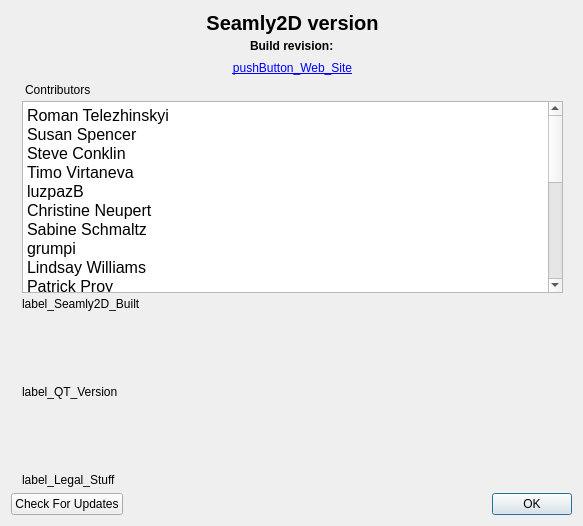
First picture: the form in src/app/seamly2d/dialogs/dialogaboutapp.ui, repository FashionFreedom/Seamly2D, before the edit.
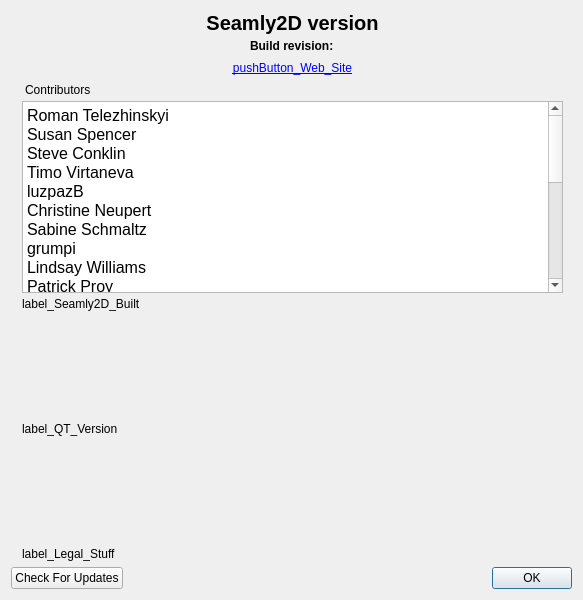
Second picture: the form after the edit. Icons and pictures are not drawn.

```diff
--- a/src/app/seamly2d/dialogs/dialogaboutapp.ui
+++ b/src/app/seamly2d/dialogs/dialogaboutapp.ui
@@ -10,7 +10,7 @@
     <x>0</x>
     <y>0</y>
     <width>583</width>
-    <height>526</height>
+    <height>600</height>
    </rect>
   </property>
   <property name="sizePolicy">
```
Left out of the diff: 6 changed lines with no effect on the pictures.
